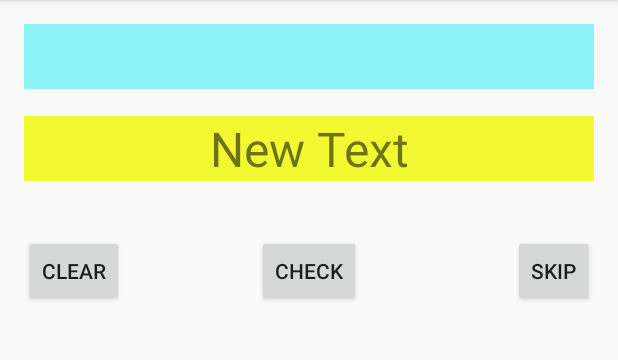
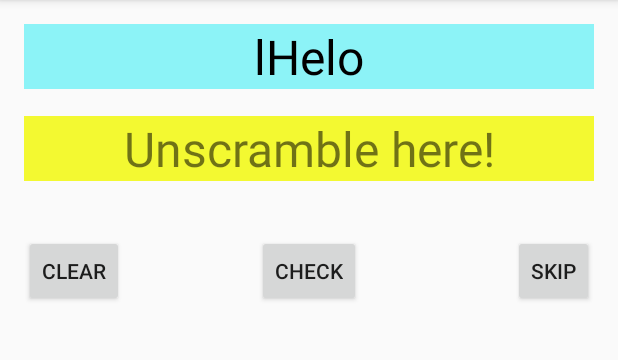
Before and after one commit to AlohaAndy/TeamFLOYD_Project2, an Android app: the Gameplay screen opened directly, with no data from a screen before it, on a phone screen of 412 x 824 dp, the part 84-444 px from its top. Run offline under Robolectric (Android 15) with nearby library versions, the phone set to English and light mode, and no system bars.

Commit message:
gave text views proper ID names, also words by index appear scrambled

```diff
--- a/app/src/main/java/com/example/salazar32/teamfloyd_project2/Gameplay.java
+++ b/app/src/main/java/com/example/salazar32/teamfloyd_project2/Gameplay.java
@@ -2,15 +2,69 @@ package com.example.salazar32.teamfloyd_project2;
 
 import android.os.Bundle;
 import android.support.v7.app.AppCompatActivity;
+import android.widget.TextView;
+import java.io.BufferedReader;
+import java.io.IOException;
+import java.io.InputStream;
+import java.io.InputStreamReader;
+import java.util.Random;
 
 
 public class Gameplay extends AppCompatActivity {
 
     @Override
     protected void onCreate(Bundle savedInstanceState) {
+        Random r = new Random();
         super.onCreate(savedInstanceState);
         setContentView(R.layout.gameplay);
+        TextView scrambleView = (TextView) findViewById(R.id.scrambleView);
+
+        String data = "";
+        StringBuffer sb = new StringBuffer();
+        // for our anagram, we are using "wordlist.txt" as our word bank
+        // we find wordlist.txt in our res/raw folder
+        InputStream is = this.getResources().openRawResource(R.raw.wordlist);
+        // create a new buffer reader to read the file
+        BufferedReader br = new BufferedReader(new InputStreamReader(is));
+
+        // read the lines out and store it in the buffer
+        if (is != null) {
+            try {
+                while ((data = br.readLine()) != null) {
+                    sb.append(data + "\n");
+                }
+                is.close();
+            } catch (IOException  e){
+                e.printStackTrace();
+            }
+        }
+        // create a temp variable to convert the buffer to a string(s)
+        String temp = sb.toString();
+
+        // convert the strings into a string array and...
+        String[] wordBank = temp.split("\\s+");
+        // give them proper indexes
+        for (int i = 0; i < wordBank.length; i++) {
+            // we also replace all unnecessary characters with whitespace
+            wordBank[i] = wordBank[i].replaceAll("[^\\w]", "");
+        }
+
+
+        // display the first scrambled word of the array into the text view
+        scrambleView.setText(scramble(r, wordBank[0]));
     }
 
-
+    public static String scramble(Random random, String inputString) {
+        // convert string to char array
+        char a[] = inputString.toCharArray();
+        // scramble letters
+        for (int i = 0; i < a.length - 1; i++) {
+            int j = random.nextInt(a.length - 1);
+            // swap
+            char temp = a[i];
+            a[i] = a[j];
+            a[j] = temp;
+        }
+        return new String(a);
+    }
 }
--- a/app/src/main/res/layout/gameplay.xml
+++ b/app/src/main/res/layout/gameplay.xml
@@ -11,7 +11,7 @@
         android:layout_width="wrap_content"
         android:layout_height="wrap_content"
         android:textAppearance="?android:attr/textAppearanceMedium"
-        android:id="@+id/textView"
+        android:id="@+id/scrambleView"
         android:textSize="32dp"
         android:textColor="#000000"
         android:layout_centerHorizontal="true"
@@ -22,13 +22,13 @@
     <TextView
         android:layout_width="wrap_content"
         android:layout_height="wrap_content"
-        android:text="New Text"
-        android:id="@+id/textView2"
+        android:text="Unscramble here!"
+        android:id="@+id/unscrambleView"
         android:textSize="32sp"
         android:layout_alignParentTop="true"
         android:layout_alignParentStart="true"
         android:layout_marginTop="61dp"
-        android:layout_alignEnd="@+id/textView"
+        android:layout_alignEnd="@+id/scrambleView"
         android:background="#f3f931"
         android:textAlignment="center" />
 
@@ -40,7 +40,7 @@
         android:id="@+id/buttonClear"
         android:layout_marginTop="36dp"
         android:layout_alignWithParentIfMissing="true"
-        android:layout_below="@+id/textView2"
+        android:layout_below="@+id/unscrambleView"
         android:layout_alignParentStart="true"
         android:clickable="true" />
 
--- a/app/src/main/res/layout/home.xml
+++ b/app/src/main/res/layout/home.xml
@@ -15,14 +15,14 @@
         android:textColor="#3d1616"
         android:textStyle="bold"
         android:textSize="30dp"
-        android:id="@+id/textView" />
+        android:id="@+id/scrambleView" />
 
     <Button
         android:layout_width="wrap_content"
         android:layout_height="wrap_content"
         android:text="Play"
         android:id="@+id/button"
-        android:layout_below="@+id/textView"
+        android:layout_below="@+id/scrambleView"
         android:layout_centerHorizontal="true"
         android:layout_marginTop="61dp"
         android:clickable="true"
--- /dev/null
+++ b/app/src/main/res/raw/wordlist.txt
@@ -0,0 +1,5 @@
+Hello
+Goodbye
+Animals
+President
+Turtle
--- /dev/null
+++ b/app/src/main/res/wordlist.txt
@@ -0,0 +1,5 @@
+Hello
+Goodbye
+Animals
+President
+Turtle
```
Also changed, not shown: app/src/main/res/layout/difficulty.xml (+4 -4 lines).
